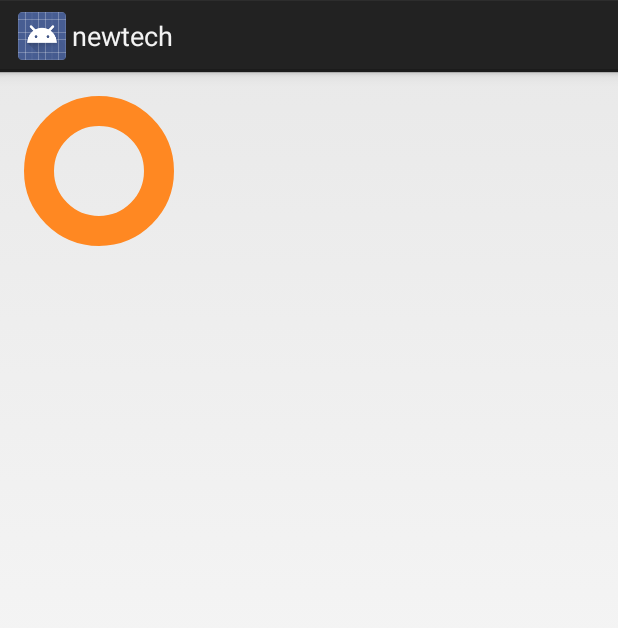
After one commit to hloong/newtech, an Android app: the CustomViewActivity screen opened directly, with no data from a screen before it, on a phone screen of 412 x 824 dp. The commit adds this screen. Shown: the top 628 px of the screen. Run offline under Robolectric (Android 15) with nearby library versions, the phone set to English and light mode, and no system bars.

Commit message:
修改布局测试

```diff
--- a/app/src/main/AndroidManifest.xml
+++ b/app/src/main/AndroidManifest.xml
@@ -16,8 +16,10 @@
             </intent-filter>
         </activity>
         <activity
-            android:theme="@style/Base.AlertDialog.AppCompat"
-            android:name=".MvvmActivity">
+            android:name=".MvvmActivity"
+            >
+        </activity>
+        <activity android:name=".CustomViewActivity">
         </activity>
     </application>
 
--- /dev/null
+++ b/app/src/main/java/com/hloong/newtech/CustomViewActivity.java
@@ -0,0 +1,39 @@
+package com.hloong.newtech;
+
+import android.app.Activity;
+import android.os.Bundle;
+import android.view.View;
+
+import com.hloong.newtech.customview.CustomProgressBarView;
+
+public class CustomViewActivity extends Activity {
+    private CustomProgressBarView progressBarView;
+    private int progress=0;
+    @Override
+    protected void onCreate(Bundle savedInstanceState) {
+        super.onCreate(savedInstanceState);
+        setContentView(R.layout.activity_custom_view);
+        progressBarView = (CustomProgressBarView) findViewById(R.id.cview);
+        progressBarView.setOnClickListener(new View.OnClickListener() {
+            @Override
+            public void onClick(View v) {
+                new Thread(new Runnable() {
+
+                    @Override
+                    public void run() {
+                        while (progress <= 100) {
+                            progress += 2;
+                            progressBarView.setProgress(progress);
+                            try {
+                                Thread.sleep(100);
+                            } catch (InterruptedException e) {
+                                e.printStackTrace();
+                            }
+                        }
+                    }
+                }).start();
+            }
+        });
+
+    }
+}
--- a/app/src/main/java/com/hloong/newtech/MvvmActivity.java
+++ b/app/src/main/java/com/hloong/newtech/MvvmActivity.java
@@ -1,13 +1,13 @@
 package com.hloong.newtech;
 
+import android.app.Activity;
 import android.databinding.DataBindingUtil;
 import android.os.Bundle;
-import android.support.v7.app.AppCompatActivity;
 
 import com.hloong.newtech.bean.Book;
 import com.hloong.newtech.databinding.ActivityMvvmBinding;
 
-public class MvvmActivity extends AppCompatActivity {
+public class MvvmActivity extends Activity {
 
     @Override
     protected void onCreate(Bundle savedInstanceState) {
--- /dev/null
+++ b/app/src/main/java/com/hloong/newtech/customview/CustomProgressBarView.java
@@ -0,0 +1,173 @@
+package com.hloong.newtech.customview;
+
+import android.content.Context;
+import android.content.res.TypedArray;
+import android.graphics.Canvas;
+import android.graphics.Color;
+import android.graphics.Paint;
+import android.graphics.RectF;
+import android.graphics.Typeface;
+import android.util.AttributeSet;
+import android.view.View;
+
+import com.hloong.newtech.R;
+
+/**
+ * Created by hl
+ * Created Time 05/08/2017.
+ * Descrition：
+ */
+
+public class CustomProgressBarView extends View {
+    private int max;
+    private int roundBackgroundColor;
+    private int roundColor;
+    private int textColor;
+    private float textSize;
+    private float roundWith;
+    private boolean textShow;
+    private int style;
+    private int progress;
+
+    public static final int STROKE = 0;
+    public static final int FILL = 1;
+
+    private Paint paint = new Paint(Paint.ANTI_ALIAS_FLAG);
+    public CustomProgressBarView(Context context) {
+        super(context);
+    }
+
+    public CustomProgressBarView(Context context, AttributeSet attrs) {
+        super(context, attrs);
+        initType(context,attrs);
+    }
+
+    public CustomProgressBarView(Context context, AttributeSet attrs, int defStyleAttr) {
+        super(context, attrs, defStyleAttr);
+        initType(context,attrs);
+    }
+
+    private void initType(Context context,AttributeSet attrs){
+        TypedArray typedArray = context.obtainStyledAttributes(attrs, R.styleable.CustomView);
+        max = typedArray.getInteger(R.styleable.CustomView_max,100);
+        roundBackgroundColor = typedArray.getColor(R.styleable.CustomView_roundBackgroundColor, Color.RED);
+        roundColor = typedArray.getColor(R.styleable.CustomView_roundColor,Color.GRAY);
+        textColor = typedArray.getColor(R.styleable.CustomView_textColor,Color.BLACK);
+        textShow = typedArray.getBoolean(R.styleable.CustomView_textShow,true);
+        textSize = typedArray.getDimension(R.styleable.CustomView_textSize,0);
+        roundWith = typedArray.getDimension(R.styleable.CustomView_roundWith,0);
+        style = typedArray.getInt(R.styleable.CustomView_style,0);
+        typedArray.recycle();
+    }
+
+    @Override
+    protected void onDraw(Canvas canvas) {
+        super.onDraw(canvas);
+        int center = getWidth()/2;
+
+        float radius = center - roundWith / 2;
+        paint.setColor(roundColor);
+        paint.setStyle(Paint.Style.STROKE);
+        paint.setStrokeWidth(roundWith);
+        canvas.drawCircle(center,center,radius,paint);
+
+        paint.setColor(textColor);
+        paint.setStrokeWidth(0);
+        paint.setTextSize(textSize);
+        paint.setTypeface(Typeface.DEFAULT);
+        int percent = (int) ((float)progress/max * 100);
+        if (textShow && percent != 0 && style == STROKE){
+            canvas.drawText(percent+"%",(getWidth()-paint.measureText(percent+"%"))/2f,
+                    getWidth()/2f-(paint.descent()+paint.ascent())/2f,paint);
+        }
+
+        RectF oval = new RectF(center-radius, center-radius, center+radius, center+radius);
+        paint.setColor(roundBackgroundColor);
+        paint.setStrokeWidth(roundWith);
+        switch (style) {
+            case STROKE:
+                paint.setStyle(Paint.Style.STROKE);
+                canvas.drawArc(oval , 0, 360*progress/max, false, paint);
+                break;
+            case FILL:
+                paint.setStyle(Paint.Style.FILL_AND_STROKE);
+                if(progress!=0)
+                    canvas.drawArc(oval , 0, 360*progress/max, true, paint);
+                break;
+        }
+    }
+    public synchronized int getProgress() {
+        return progress;
+    }
+
+    public synchronized void setProgress(int progress){
+        if (progress < 0){
+            throw new IllegalArgumentException("progress 不能小于0");
+        }else if (progress > max){
+            progress = max;
+        }else {
+            this.progress = progress;
+            postInvalidate();
+        }
+    }
+
+    public synchronized int getMax(){
+        return max;
+    }
+    public synchronized void setMax(int max) {
+        if (max < 0){
+            throw new IllegalArgumentException("max不能小于0");
+        }
+        this.max = max;
+    }
+
+    public int getRoundBackgroundColor() {
+        return roundBackgroundColor;
+    }
+
+    public void setRoundBackgroundColor(int roundBackgroundColor) {
+        this.roundBackgroundColor = roundBackgroundColor;
+    }
+
+    public int getRoundColor() {
+        return roundColor;
+    }
+
+    public void setRoundColor(int roundColor) {
+        this.roundColor = roundColor;
+    }
+
+    public int getTextColor() {
+        return textColor;
+    }
+
+    public void setTextColor(int textColor) {
+        this.textColor = textColor;
+    }
+
+    public float getTextSize() {
+        return textSize;
+    }
+
+    public void setTextSize(float textSize) {
+        this.textSize = textSize;
+    }
+
+    public float getRoundWith() {
+        return roundWith;
+    }
+
+    public void setRoundWith(float roundWith) {
+        this.roundWith = roundWith;
+    }
+
+    public boolean isTextShow() {
+        return textShow;
+    }
+
+    public void setTextShow(boolean textShow) {
+        this.textShow = textShow;
+    }
+
+
+}
--- /dev/null
+++ b/app/src/main/res/layout/activity_custom_view.xml
@@ -0,0 +1,23 @@
+<?xml version="1.0" encoding="utf-8"?>
+<RelativeLayout
+    android:id="@+id/activity_custom_view"
+    xmlns:android="http://schemas.android.com/apk/res/android"
+    xmlns:tools="http://schemas.android.com/tools"
+    xmlns:app="http://schemas.android.com/apk/res-auto"
+    android:layout_width="match_parent"
+    android:layout_height="match_parent"
+    android:paddingBottom="@dimen/activity_vertical_margin"
+    android:paddingLeft="@dimen/activity_horizontal_margin"
+    android:paddingRight="@dimen/activity_horizontal_margin"
+    android:paddingTop="@dimen/activity_vertical_margin"
+    tools:context="com.hloong.newtech.CustomViewActivity">
+    <com.hloong.newtech.customview.CustomProgressBarView
+        android:id="@+id/cview"
+        android:layout_width="100dp"
+        android:layout_height="100dp"
+        app:roundBackgroundColor="#ff1122"
+        app:roundWith="20dp"
+        app:textColor="#ff1111"
+        app:textSize="10dp"
+        app:roundColor="#ff8822"/>
+</RelativeLayout>
```
Also changed, not shown: app/src/main/java/com/hloong/newtech/MainActivity.java (+8 -1 lines), app/src/main/java/com/hloong/newtech/customview/CustomView.java (+20 -3 lines), app/src/main/java/com/hloong/newtech/customview/GradientView.java (added, +34 -0 lines), app/src/main/res/layout/activity_main.xml (+11 -9 lines), app/src/main/res/values/attrs.xml (added, +16 -0 lines).
